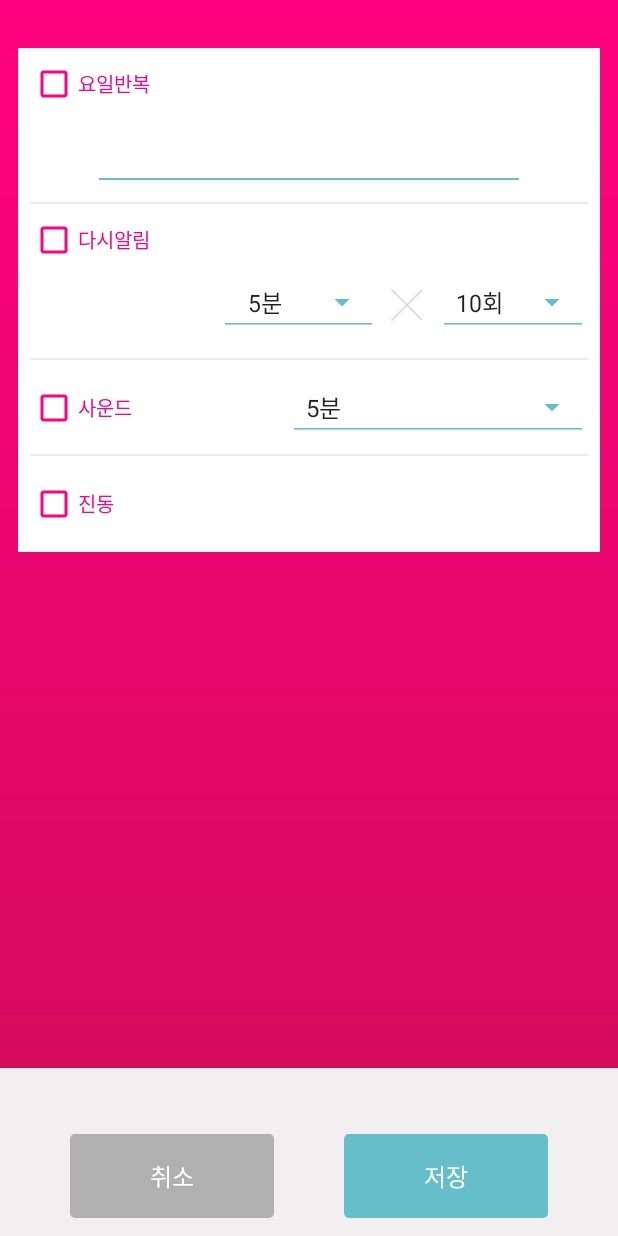
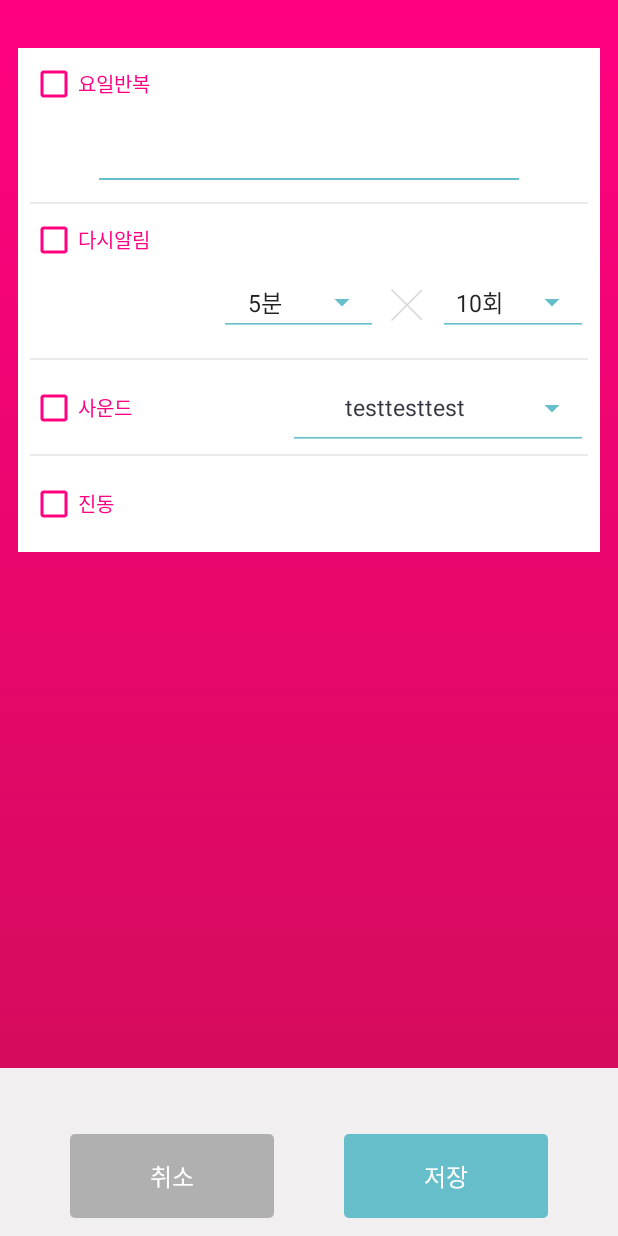
Before and after one commit to triplej0619/MimiAlarm, an Android app: the layout activity_alarm_detail.xml on its own in the app's theme, with its tools: preview values and no code run, on a phone screen of 412 x 824 dp. Run offline under Robolectric (Android 15) with nearby library versions, the phone set to English and light mode, and no system bars; Roboto replaces fonts that are not available here.

Commit message:
알람 상세 : 알람음 목록 연동

```diff
--- a/app/build.gradle
+++ b/app/build.gradle
@@ -17,6 +17,8 @@ android {
 
         testInstrumentationRunner "android.support.test.runner.AndroidJUnitRunner"
         vectorDrawables.useSupportLibrary = true
+
+        multiDexEnabled true
     }
 
     dataBinding {
--- a/app/src/main/res/layout/activity_alarm_detail.xml
+++ b/app/src/main/res/layout/activity_alarm_detail.xml
@@ -58,7 +58,7 @@
                         android:layout_height="104dp">
                         <CheckBox
                             style="@style/CustomCheckBox"
-                            android:checked="@{alarmDetailViewModel.repeat}"
+                            android:checked="@={alarmDetailViewModel.repeat}"
                             android:text="@string/repeat"
                             android:layout_width="wrap_content"
                             android:layout_height="wrap_content" />
@@ -76,31 +76,37 @@
                                 app:onClick="@{alarmDetailViewModel.changeMondayStatus}"
                                 />
                             <include layout="@layout/btn_day_of_week"
+                                android:id="@+id/tuesdayBtn"
                                 app:text="@{@string/tuesday}"
                                 app:isChecked="@{alarmDetailViewModel.tuesDay}"
                                 app:onClick="@{alarmDetailViewModel.changeTuesDayStatus}"
                                 />
                             <include layout="@layout/btn_day_of_week"
+                                android:id="@+id/wednesdayBtn"
                                 app:text="@{@string/wednesday}"
                                 app:isChecked="@{alarmDetailViewModel.wednesDay}"
                                 app:onClick="@{alarmDetailViewModel.changeWednesDayStatus}"
                                 />
                             <include layout="@layout/btn_day_of_week"
+                                android:id="@+id/thursdayBtn"
                                 app:text="@{@string/thursday}"
                                 app:isChecked="@{alarmDetailViewModel.thursDay}"
                                 app:onClick="@{alarmDetailViewModel.changeThursDayStatus}"
                                 />
                             <include layout="@layout/btn_day_of_week"
+                                android:id="@+id/fridayBtn"
                                 app:text="@{@string/friday}"
                                 app:isChecked="@{alarmDetailViewModel.friDay}"
                                 app:onClick="@{alarmDetailViewModel.changeFriDayStatus}"
                                 />
                             <include layout="@layout/btn_day_of_week"
+                                android:id="@+id/saturdayBtn"
                                 app:text="@{@string/saturday}"
                                 app:isChecked="@{alarmDetailViewModel.saturDay}"
                                 app:onClick="@{alarmDetailViewModel.changeSaturDayStatus}"
                                 />
                             <include layout="@layout/btn_day_of_week"
+                                android:id="@+id/sundayBtn"
                                 app:text="@{@string/sunday}"
                                 app:isChecked="@{alarmDetailViewModel.sunDay}"
                                 app:onClick="@{alarmDetailViewModel.changeSunDayStatus}"
@@ -120,7 +126,7 @@
                         android:layout_height="104dp">
                         <CheckBox
                             style="@style/CustomCheckBox"
-                            android:checked="@{alarmDetailViewModel.snooze}"
+                            android:checked="@={alarmDetailViewModel.snooze}"
                             android:id="@+id/snoozeCheck"
                             android:text="@string/snooze"
                             android:layout_width="wrap_content"
@@ -167,19 +173,28 @@
                         android:layout_height="64dp">
                         <CheckBox
                             style="@style/CustomCheckBox"
-                            android:checked="@{alarmDetailViewModel.sound}"
+                            android:checked="@={alarmDetailViewModel.sound}"
                             android:text="@string/sound"
                             android:layout_centerVertical="true"
                             android:layout_width="wrap_content"
                             android:layout_height="wrap_content" />
-                        <Spinner
+                        <!--<Spinner-->
+                            <!--style="@style/CustomSpinner"-->
+                            <!--android:id="@+id/soundSpinner"-->
+                            <!--android:spinnerMode="dialog"-->
+                            <!--android:layout_alignParentRight="true"-->
+                            <!--android:layout_centerVertical="true"-->
+                            <!--android:layout_width="200dp"-->
+                            <!--android:layout_height="wrap_content" />-->
+                        <TextView
                             style="@style/CustomSpinner"
-                            android:id="@+id/soundSpinner"
-                            android:entries="@array/snoozeTimeInterval"
+                            android:id="@+id/selectedSound"
+                            android:text="testtesttest"
                             android:layout_alignParentRight="true"
                             android:layout_centerVertical="true"
+                            android:gravity="center"
                             android:layout_width="200dp"
-                            android:layout_height="wrap_content" />
+                            android:layout_height="80dp" />
                         <View
                             android:layout_alignParentBottom="true"
                             android:background="?attr/colorListDivider"
@@ -188,7 +203,7 @@
                     </RelativeLayout>
                     <CheckBox
                         style="@style/CustomCheckBox"
-                        android:checked="@{alarmDetailViewModel.vibration}"
+                        android:checked="@={alarmDetailViewModel.vibration}"
                         android:id="@+id/vibration"
                         android:text="@string/vibration"
                         android:layout_marginLeft="8dp"
--- a/app/src/main/res/values/strings_main_alarm.xml
+++ b/app/src/main/res/values/strings_main_alarm.xml
@@ -11,4 +11,5 @@
     <string name="sunday">일</string>
 
     <string name="count">회</string>
+    <string name="title_select_sound">알람음 선택</string>
 </resources>
--- a/app/src/main/res/values/styles.xml
+++ b/app/src/main/res/values/styles.xml
@@ -8,6 +8,7 @@
         <item name="colorPrimary">@color/colorPrimary1</item>
         <item name="colorPrimaryDark">@color/colorPrimaryDark1</item>
         <item name="colorAccent">@color/colorAccent1</item>
+        <item name="colorControlNormal">@color/colorAccent1</item>
         <item name="colorGradientEnd">@color/gradientEnd1</item>
         <item name="colorGradientMid">@color/gradientMid1</item>
         <item name="colorBg">@color/bg1</item>
@@ -18,6 +19,7 @@
         <item name="colorPrimary">@color/colorPrimary2</item>
         <item name="colorPrimaryDark">@color/colorPrimaryDark2</item>
         <item name="colorAccent">@color/colorAccent2</item>
+        <item name="colorControlNormal">@color/colorAccent2</item>
         <item name="colorGradientEnd">@color/gradientEnd2</item>
         <item name="colorGradientMid">@color/gradientMid2</item>
         <item name="colorBg">@color/bg2</item>
```
Also changed, not shown: app/src/main/AndroidManifest.xml (+11 -1 lines), app/src/main/java/com/mimi/mimialarm/android/infrastructure/BootCompleteReceiver.kt (added, +18 -0 lines), app/src/main/java/com/mimi/mimialarm/android/presentation/view/AlarmDetailActivity.kt (+105 -11 lines), app/src/main/java/com/mimi/mimialarm/core/presentation/viewmodel/AlarmDetailViewModel.kt (+5 -3 lines), app/src/main/java/com/mimi/mimialarm/core/presentation/viewmodel/SettingsViewModel.kt (added, +12 -0 lines), app/src/main/java/com/mimi/mimialarm/core/utils/Enums.kt (+16 -0 lines), app/src/main/res/layout/fragment_settings.xml (+7 -0 lines).
